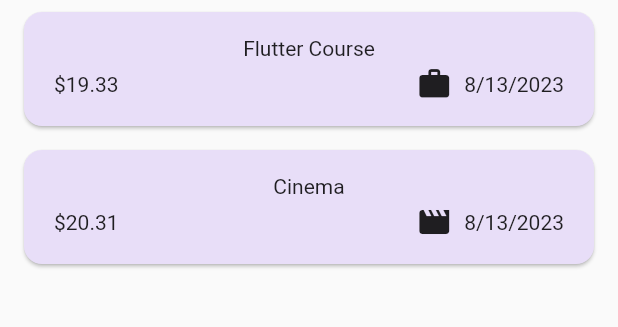
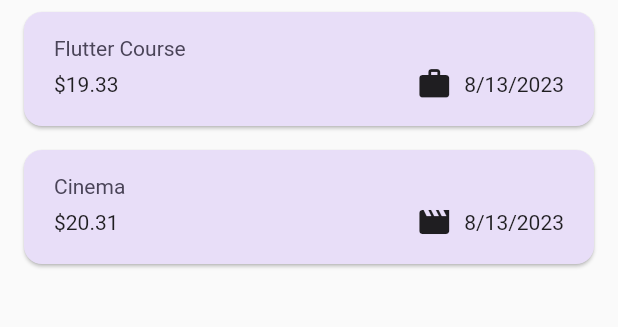
Before and after one commit to homebrew-coding-club/expense_tracker_app, a Flutter app: the screen it shows after launch, on a phone screen of 412 x 824 dp, the part 108-435 px from its top. Run offline on Flutter 3.47's test engine with Material 2 defaults, Android fonts, the phone set to English and light mode, and no system bars.

Commit message:
theme data widget

```diff
--- a/lib/widgets/expenses_list/expense_item.dart
+++ b/lib/widgets/expenses_list/expense_item.dart
@@ -15,8 +15,9 @@ class ExpensesItem extends StatelessWidget {
           vertical: 16,
         ),
         child: Column(
+          crossAxisAlignment: CrossAxisAlignment.start,
           children: [
-            Text(expense.title),
+            Text(expense.title, style: Theme.of(context).textTheme.titleLarge,),
             const SizedBox(
               height: 4,
             ),
--- a/lib/widgets/expenses_list/expenses_list.dart
+++ b/lib/widgets/expenses_list/expenses_list.dart
@@ -23,6 +23,12 @@ class ExpensesList extends StatelessWidget {
         onDismissed: (direction) {
           onRemoveExpense(expenses[index]);
         },
+        background: Container(
+          color: Theme.of(context).colorScheme.error.withOpacity(0.75),
+          margin: EdgeInsets.symmetric(
+            horizontal: Theme.of(context).cardTheme.margin!.horizontal,
+          ),
+        ),
         child: ExpensesItem(
           expenses[index],
         ),
```
